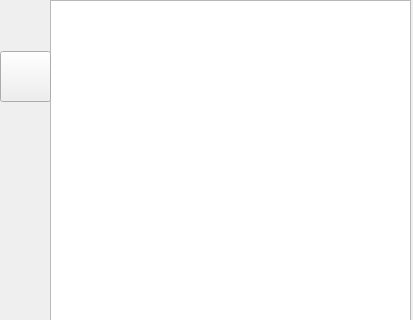
Qt form client_ui/logged.ui (Polarbear-png732/ui-client) before a commit; both pictures show x 0 to 413 and y 0 to 320 of the 413 by 699 pixel window.
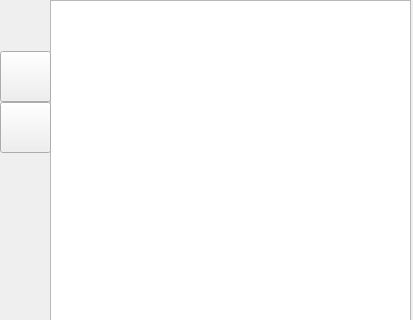
The same form after that commit. Icons and pictures are not drawn.

Diff of the .ui file:
```diff
--- a/client_ui/logged.ui
+++ b/client_ui/logged.ui
@@ -57,6 +57,22 @@
      <string/>
     </property>
    </widget>
+   <widget class="QPushButton" name="friendReq">
+    <property name="geometry">
+     <rect>
+      <x>0</x>
+      <y>102</y>
+      <width>51</width>
+      <height>51</height>
+     </rect>
+    </property>
+    <property name="styleSheet">
+     <string notr="true">border-image: url(:/image/friendReq.png);</string>
+    </property>
+    <property name="text">
+     <string/>
+    </property>
+   </widget>
   </widget>
   <widget class="QMenuBar" name="menubar">
    <property name="geometry">
```
